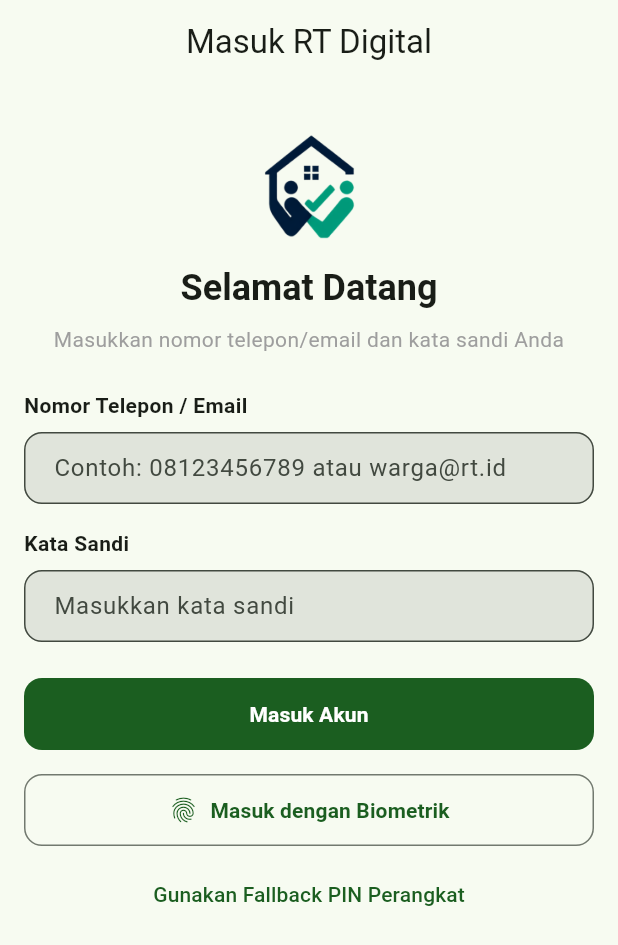
After one commit to maspriyambodo/rtdigital, a Flutter app: the LoginScreen screen opened by its route, on a phone screen of 412 x 824 dp. The commit adds this screen. Shown: the top 945 px of the screen. Run offline on Flutter 3.47's test engine with Material 3 defaults, Android fonts, the phone set to English and light mode, and no system bars; our stand-ins replace dio, drift, flutter_riverpod, flutter_secure_storage, geolocator, go_router and 3 more; accounts and stored records are empty.

Commit message:
feat(mobile): implement Epic M1 auth and user profile module

```diff
--- a/apps/mobile/lib/core/router/app_router.dart
+++ b/apps/mobile/lib/core/router/app_router.dart
@@ -1,6 +1,7 @@
 import 'package:flutter/material.dart';
 import 'package:go_router/go_router.dart';
 import 'screens.dart';
+import 'login_screen.dart';
 
 final GlobalKey<NavigatorState> _rootNavigatorKey = GlobalKey<NavigatorState>();
 
@@ -8,6 +9,10 @@ final appRouter = GoRouter(
   navigatorKey: _rootNavigatorKey,
   initialLocation: '/warga/beranda',
   routes: [
+    GoRoute(
+      path: '/login',
+      builder: (context, state) => const LoginScreen(),
+    ),
     ShellRoute(
       builder: (context, state, child) => WargaShell(child: child),
       routes: [
@@ -48,6 +53,7 @@ final appRouter = GoRouter(
     ),
   ],
 );
+
 
 class WargaShell extends StatelessWidget {
   final Widget child;
--- /dev/null
+++ b/apps/mobile/lib/core/router/login_screen.dart
@@ -0,0 +1,187 @@
+import 'package:flutter/material.dart';
+import 'package:flutter_riverpod/flutter_riverpod.dart';
+import '../auth_provider.dart';
+import '../widgets/ui_components.dart';
+
+
+class LoginScreen extends ConsumerStatefulWidget {
+  const LoginScreen({super.key});
+
+  @override
+  ConsumerState<LoginScreen> createState() => _LoginScreenState();
+}
+
+class _LoginScreenState extends ConsumerState<LoginScreen> {
+  final _formKey = GlobalKey<FormState>();
+  final _identifierController = TextEditingController();
+  final _passwordController = TextEditingController();
+  final _pinController = TextEditingController();
+  bool _usePinFallback = false;
+
+  @override
+  void dispose() {
+    _identifierController.dispose();
+    _passwordController.dispose();
+    _pinController.dispose();
+    super.dispose();
+  }
+
+  Future<void> _handleLogin() async {
+    if (!_formKey.currentState!.validate()) return;
+    final success = await ref.read(authProvider.notifier).login(
+          _identifierController.text.trim(),
+          _passwordController.text,
+        );
+    if (success && mounted) {
+      ScaffoldMessenger.of(context).showSnackBar(
+        const SnackBar(content: Text('Berhasil masuk')),
+      );
+    }
+  }
+
+  Future<void> _handleBiometricLogin() async {
+    final success = await ref.read(authProvider.notifier).loginWithBiometrics();
+    if (success && mounted) {
+      ScaffoldMessenger.of(context).showSnackBar(
+        const SnackBar(content: Text('Berhasil masuk via Biometrik')),
+      );
+    }
+  }
+
+  Future<void> _handlePinLogin() async {
+    if (_pinController.text.length < 4) return;
+    final success = await ref.read(authProvider.notifier).verifyPin(_pinController.text);
+    if (success && mounted) {
+      ScaffoldMessenger.of(context).showSnackBar(
+        const SnackBar(content: Text('Berhasil masuk via PIN')),
+      );
+    }
+  }
+
+  @override
+  Widget build(BuildContext context) {
+
+    final authState = ref.watch(authProvider);
+
+    return Scaffold(
+      appBar: AppBar(title: const Text('Masuk RT Digital')),
+      body: SingleChildScrollView(
+        padding: const EdgeInsets.all(16),
+        child: Form(
+          key: _formKey,
+          child: Column(
+            crossAxisAlignment: CrossAxisAlignment.stretch,
+            children: [
+              const SizedBox(height: 16),
+              Image.asset(
+                'assets/images/logo_256x256.png',
+                height: 72,
+                width: 72,
+              ),
+              const SizedBox(height: 16),
+              Text(
+                'Selamat Datang',
+                style: Theme.of(context).textTheme.headlineSmall?.copyWith(fontWeight: FontWeight.bold),
+                textAlign: TextAlign.center,
+              ),
+              const SizedBox(height: 8),
+              Text(
+                'Masukkan nomor telepon/email dan kata sandi Anda',
+                style: Theme.of(context).textTheme.bodyMedium?.copyWith(color: Colors.grey),
+                textAlign: TextAlign.center,
+              ),
+              const SizedBox(height: 24),
+              if (authState.error != null) ...[
+                Container(
+                  padding: const EdgeInsets.all(12),
+                  decoration: BoxDecoration(
+                    color: Colors.red.shade50,
+                    borderRadius: BorderRadius.circular(8),
+                    border: Border.all(color: Colors.red.shade200),
+                  ),
+                  child: Text(
+                    authState.error!,
+                    style: TextStyle(color: Colors.red.shade800),
+                  ),
+                ),
+                const SizedBox(height: 16),
+              ],
+              if (!_usePinFallback) ...[
+                AppTextField(
+                  label: 'Nomor Telepon / Email',
+                  hint: 'Contoh: 08123456789 atau warga@rt.id',
+                  controller: _identifierController,
+                  keyboardType: TextInputType.emailAddress,
+                  validator: (val) {
+                    if (val == null || val.trim().isEmpty) return 'Nomor telepon/email wajib diisi';
+                    return null;
+                  },
+                ),
+                const SizedBox(height: 16),
+                AppTextField(
+                  label: 'Kata Sandi',
+                  hint: 'Masukkan kata sandi',
+                  obscureText: true,
+                  controller: _passwordController,
+                  validator: (val) {
+                    if (val == null || val.isEmpty) return 'Kata sandi wajib diisi';
+                    return null;
+                  },
+                ),
+                const SizedBox(height: 24),
+                AppButton(
+                  label: 'Masuk Akun',
+                  isLoading: authState.isLoading,
+                  onPressed: _handleLogin,
+                ),
+                const SizedBox(height: 16),
+                AppButton(
+                  label: 'Masuk dengan Biometrik',
+                  isSecondary: true,
+                  icon: Icons.fingerprint,
+                  onPressed: _handleBiometricLogin,
+                ),
+                const SizedBox(height: 8),
+                TextButton(
+                  onPressed: () {
+                    setState(() {
+                      _usePinFallback = true;
+                    });
+                  },
+                  child: const Text('Gunakan Fallback PIN Perangkat'),
+                ),
+              ] else ...[
+                AppTextField(
+                  label: 'PIN Keamanan (Fallback)',
+                  hint: 'Masukkan 6 digit PIN',
+                  obscureText: true,
+                  keyboardType: TextInputType.number,
+                  controller: _pinController,
+                  validator: (val) {
+                    if (val == null || val.length < 4) return 'PIN tidak valid';
+                    return null;
+                  },
+                ),
+                const SizedBox(height: 24),
+                AppButton(
+                  label: 'Verifikasi PIN',
+                  isLoading: authState.isLoading,
+                  onPressed: _handlePinLogin,
+                ),
+                const SizedBox(height: 12),
+                TextButton(
+                  onPressed: () {
+                    setState(() {
+                      _usePinFallback = false;
+                    });
+                  },
+                  child: const Text('Kembali ke Login Kata Sandi'),
+                ),
+              ],
+            ],
+          ),
+        ),
+      ),
+    );
+  }
+}
--- a/apps/mobile/lib/core/storage/secure_storage_service.dart
+++ b/apps/mobile/lib/core/storage/secure_storage_service.dart
@@ -8,6 +8,8 @@ class SecureStorageService {
 
   static const String _accessTokenKey = 'access_token';
   static const String _refreshTokenKey = 'refresh_token';
+  static const String _biometricEnabledKey = 'biometric_enabled';
+  static const String _userPinKey = 'user_pin';
 
   Future<void> saveTokens({required String accessToken, required String refreshToken}) async {
     await _storage.write(key: _accessTokenKey, value: accessToken);
@@ -21,4 +23,23 @@ class SecureStorageService {
     await _storage.delete(key: _accessTokenKey);
     await _storage.delete(key: _refreshTokenKey);
   }
+
+  Future<void> setBiometricEnabled(bool enabled) async {
+    await _storage.write(key: _biometricEnabledKey, value: enabled.toString());
+  }
+
+  Future<bool> isBiometricEnabled() async {
+    final val = await _storage.read(key: _biometricEnabledKey);
+    return val == 'true';
+  }
+
+  Future<void> savePin(String pin) async {
+    await _storage.write(key: _userPinKey, value: pin);
+  }
+
+  Future<String?> getPin() => _storage.read(key: _userPinKey);
+
+  Future<void> clearAll() async {
+    await _storage.deleteAll();
+  }
 }
```
Also changed, not shown: apps/mobile/lib/core/auth_provider.dart (added, +288 -0 lines), apps/mobile/lib/core/network/api_client.dart (+10 -7 lines), apps/mobile/lib/core/router/screens.dart (+15 -6 lines), 2 other files.
